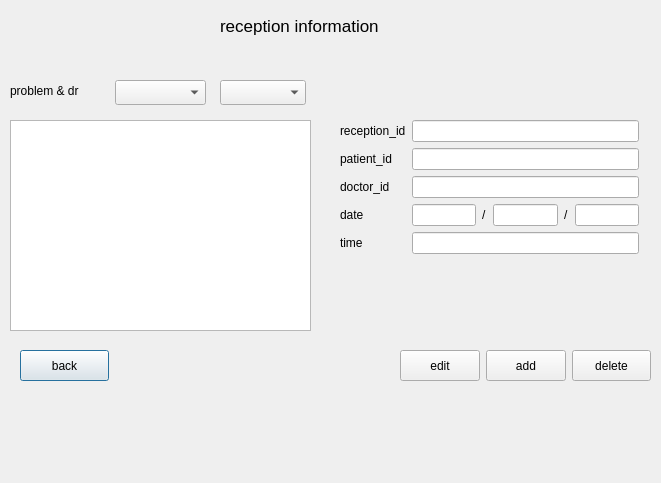
Above: receptiondialog.ui from itsMahdi/clinic before the change. Below: the same form after it.
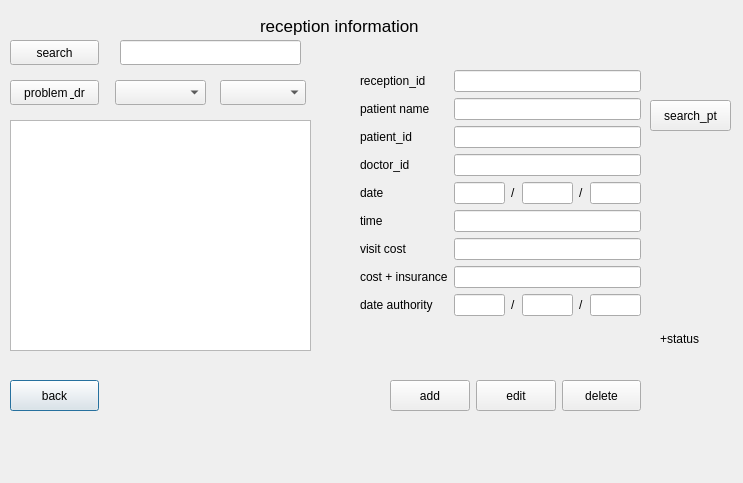
That is the form after the change.

Commit message: reception page altered ( cost and search added) and family lable added in pt ducoment

Diff of the .ui file:
```diff
--- a/receptiondialog.ui
+++ b/receptiondialog.ui
@@ -6,7 +6,7 @@
    <rect>
     <x>0</x>
     <y>0</y>
-    <width>661</width>
+    <width>743</width>
     <height>483</height>
    </rect>
   </property>
@@ -16,8 +16,8 @@
   <widget class="QPushButton" name="pushButton_back_recp">
    <property name="geometry">
     <rect>
-     <x>20</x>
-     <y>350</y>
+     <x>10</x>
+     <y>380</y>
      <width>89</width>
      <height>31</height>
     </rect>
@@ -29,7 +29,7 @@
   <widget class="QLabel" name="label_recp_info">
    <property name="geometry">
     <rect>
-     <x>220</x>
+     <x>260</x>
      <y>10</y>
      <width>191</width>
      <height>31</height>
@@ -50,33 +50,20 @@
      <x>10</x>
      <y>120</y>
      <width>301</width>
-     <height>211</height>
+     <height>231</height>
     </rect>
    </property>
   </widget>
   <widget class="QWidget" name="layoutWidget">
    <property name="geometry">
     <rect>
-     <x>400</x>
-     <y>350</y>
+     <x>390</x>
+     <y>380</y>
      <width>251</width>
      <height>31</height>
     </rect>
    </property>
    <layout class="QHBoxLayout" name="horizontalLayout">
-    <item>
-     <widget class="QPushButton" name="pushButton_edit_recp">
-      <property name="maximumSize">
-       <size>
-        <width>150</width>
-        <height>150</height>
-       </size>
-      </property>
-      <property name="text">
-       <string>edit</string>
-      </property>
-     </widget>
-    </item>
     <item>
      <widget class="QPushButton" name="pushButton_add_recp">
       <property name="maximumSize">
@@ -90,6 +77,19 @@
       </property>
      </widget>
     </item>
+    <item>
+     <widget class="QPushButton" name="pushButton_edit_recp">
+      <property name="maximumSize">
+       <size>
+        <width>150</width>
+        <height>150</height>
+       </size>
+      </property>
+      <property name="text">
+       <string>edit</string>
+      </property>
+     </widget>
+    </item>
     <item>
      <widget class="QPushButton" name="pushButton_delete_recp">
       <property name="minimumSize">
@@ -111,13 +111,82 @@
     </item>
    </layout>
   </widget>
+  <widget class="QComboBox" name="comboBox_recp_problem">
+   <property name="geometry">
+    <rect>
+     <x>115</x>
+     <y>80</y>
+     <width>91</width>
+     <height>25</height>
+    </rect>
+   </property>
+  </widget>
+  <widget class="QComboBox" name="comboBox_recp_dr">
+   <property name="geometry">
+    <rect>
+     <x>220</x>
+     <y>80</y>
+     <width>86</width>
+     <height>25</height>
+    </rect>
+   </property>
+  </widget>
+  <widget class="QPushButton" name="pushButton_recp_search_pt">
+   <property name="geometry">
+    <rect>
+     <x>650</x>
+     <y>100</y>
+     <width>81</width>
+     <height>31</height>
+    </rect>
+   </property>
+   <property name="text">
+    <string>search_pt</string>
+   </property>
+  </widget>
+  <widget class="QLabel" name="label_5">
+   <property name="geometry">
+    <rect>
+     <x>660</x>
+     <y>330</y>
+     <width>67</width>
+     <height>17</height>
+    </rect>
+   </property>
+   <property name="text">
+    <string>+status</string>
+   </property>
+  </widget>
+  <widget class="QPushButton" name="pushButton_reception_search">
+   <property name="geometry">
+    <rect>
+     <x>10</x>
+     <y>40</y>
+     <width>89</width>
+     <height>25</height>
+    </rect>
+   </property>
+   <property name="text">
+    <string>search</string>
+   </property>
+  </widget>
+  <widget class="QLineEdit" name="lineEdit_recp_search">
+   <property name="geometry">
+    <rect>
+     <x>120</x>
+     <y>40</y>
+     <width>181</width>
+     <height>25</height>
+    </rect>
+   </property>
+  </widget>
   <widget class="QWidget" name="layoutWidget">
    <property name="geometry">
     <rect>
-     <x>340</x>
-     <y>120</y>
-     <width>299</width>
-     <height>201</height>
+     <x>360</x>
+     <y>70</y>
+     <width>281</width>
+     <height>291</height>
     </rect>
    </property>
    <layout class="QFormLayout" name="formLayout">
@@ -132,33 +201,43 @@
      <widget class="QLineEdit" name="lineEdit_recp_id"/>
     </item>
     <item row="1" column="0">
+     <widget class="QLabel" name="label_recp_pt_name">
+      <property name="text">
+       <string>patient name</string>
+      </property>
+     </widget>
+    </item>
+    <item row="1" column="1">
+     <widget class="QLineEdit" name="lineEdit_recp_pt_name"/>
+    </item>
+    <item row="2" column="0">
      <widget class="QLabel" name="label_recp_pt_id">
       <property name="text">
        <string>patient_id</string>
       </property>
      </widget>
     </item>
-    <item row="1" column="1">
+    <item row="2" column="1">
      <widget class="QLineEdit" name="lineEdit_recp_pt_id"/>
     </item>
-    <item row="2" column="0">
+    <item row="3" column="0">
      <widget class="QLabel" name="label_recep_dr_id">
       <property name="text">
        <string>doctor_id</string>
       </property>
      </widget>
     </item>
-    <item row="2" column="1">
+    <item row="3" column="1">
      <widget class="QLineEdit" name="lineEdit_recp_dr_id"/>
     </item>
-    <item row="3" column="0">
+    <item row="4" column="0">
      <widget class="QLabel" name="label_recp_date">
       <property name="text">
        <string>date</string>
       </property>
      </widget>
     </item>
-    <item row="3" column="1">
+    <item row="4" column="1">
      <layout class="QHBoxLayout" name="horizontalLayout_2">
       <item>
        <widget class="QLineEdit" name="lineEdit_date_year">
@@ -192,51 +271,85 @@
       </item>
      </layout>
     </item>
-    <item row="4" column="0">
+    <item row="5" column="0">
      <widget class="QLabel" name="label_recp_time">
       <property name="text">
        <string>time</string>
       </property>
      </widget>
     </item>
-    <item row="4" column="1">
+    <item row="5" column="1">
      <widget class="QLineEdit" name="lineEdit_recp_time"/>
     </item>
+    <item row="6" column="0">
+     <widget class="QLabel" name="label_vistCost">
+      <property name="text">
+       <string>visit cost</string>
+      </property>
+     </widget>
+    </item>
+    <item row="6" column="1">
+     <widget class="QLineEdit" name="lineEdit_drVisitCost"/>
+    </item>
+    <item row="7" column="0">
+     <widget class="QLabel" name="label_cost_insu">
+      <property name="text">
+       <string>cost + insurance</string>
+      </property>
+     </widget>
+    </item>
+    <item row="7" column="1">
+     <widget class="QLineEdit" name="lineEdit_cost_insu"/>
+    </item>
+    <item row="8" column="0">
+     <widget class="QLabel" name="label_2">
+      <property name="text">
+       <string>date authority</string>
+      </property>
+     </widget>
+    </item>
+    <item row="8" column="1">
+     <layout class="QHBoxLayout" name="horizontalLayout_3">
+      <item>
+       <widget class="QLineEdit" name="lineEdit"/>
+      </item>
+      <item>
+       <widget class="QLabel" name="label_3">
+        <property name="text">
+         <string>/</string>
+        </property>
+       </widget>
+      </item>
+      <item>
+       <widget class="QLineEdit" name="lineEdit_2"/>
+      </item>
+      <item>
+       <widget class="QLabel" name="label_4">
+        <property name="text">
+         <string>/</string>
+        </property>
+       </widget>
+      </item>
+      <item>
+       <widget class="QLineEdit" name="lineEdit_3"/>
+      </item>
+     </layout>
+    </item>
    </layout>
   </widget>
-  <widget class="QLabel" name="label">
+  <widget class="QPushButton" name="pushButton">
    <property name="geometry">
     <rect>
      <x>10</x>
      <y>80</y>
-     <width>101</width>
-     <height>21</height>
+     <width>89</width>
+     <height>25</height>
     </rect>
    </property>
    <property name="text">
     <string>problem &amp; dr</string>
    </property>
   </widget>
-  <widget class="QComboBox" name="comboBox_recp_problem">
-   <property name="geometry">
-    <rect>
-     <x>115</x>
-     <y>80</y>
-     <width>91</width>
-     <height>25</height>
-    </rect>
-   </property>
-  </widget>
-  <widget class="QComboBox" name="comboBox_recp_dr">
-   <property name="geometry">
-    <rect>
-     <x>220</x>
-     <y>80</y>
-     <width>86</width>
-     <height>25</height>
-    </rect>
-   </property>
-  </widget>
  </widget>
  <resources/>
  <connections/>
```
The commit also changes 4 other files.
